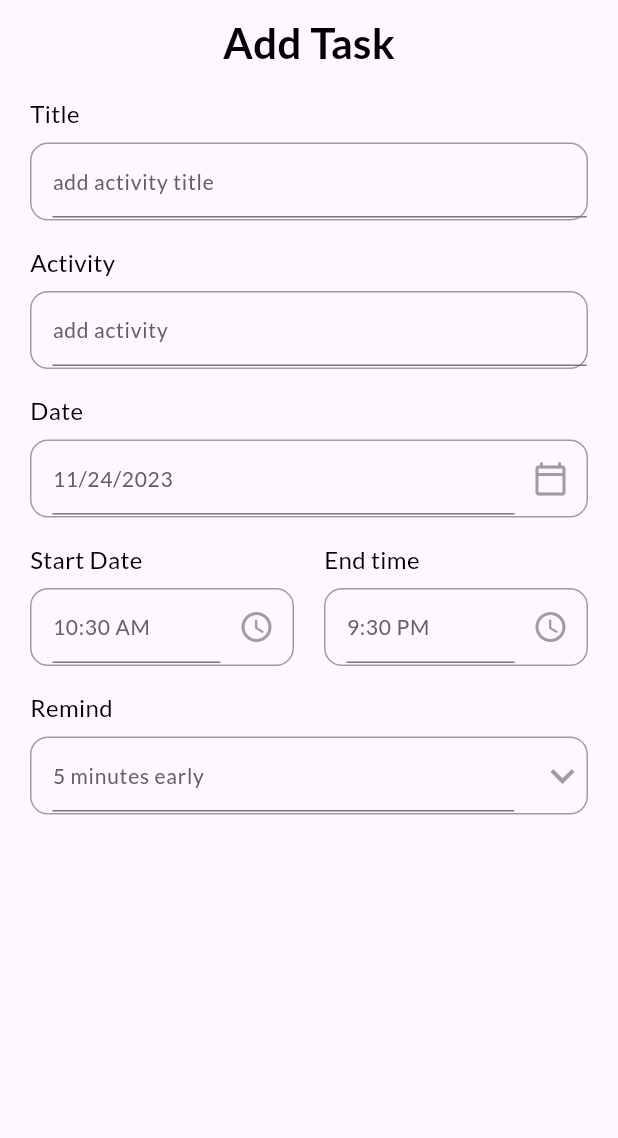
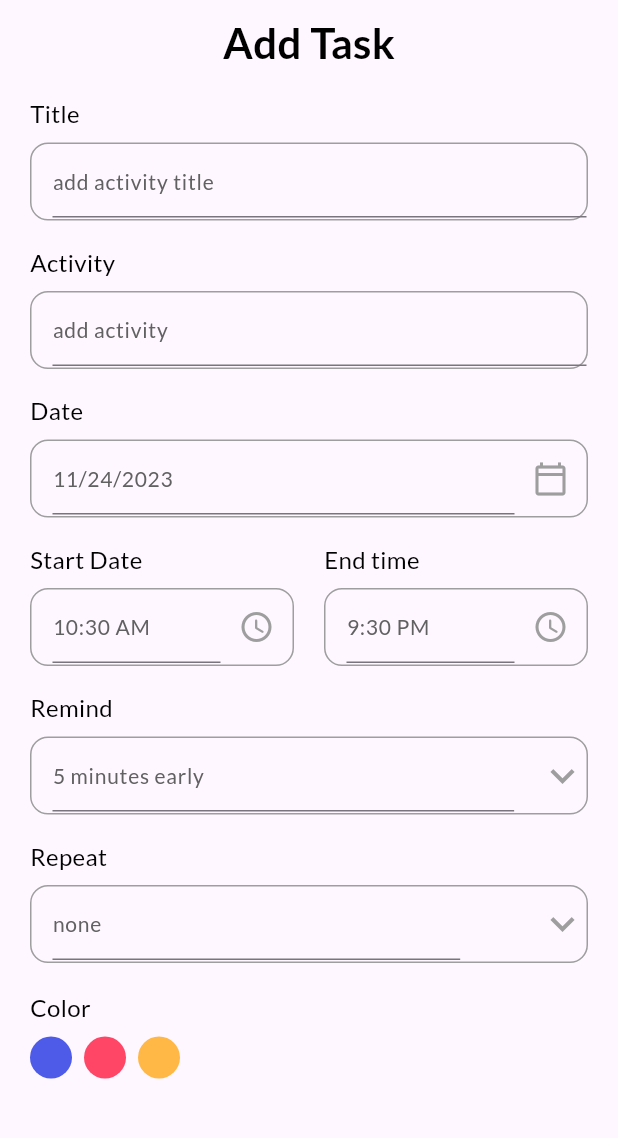
Before and after one commit to bed-phy-52-19/androidstudioflutter, a Flutter app: the AddTaskBar screen opened directly, on a phone screen of 412 x 824 dp, the part 72-1210 px from its top. Run offline on Flutter 3.47's test engine with Material 3 defaults, Android fonts, the phone set to English and light mode, and no system bars; our stand-ins replace date_picker_timeline, flutter_local_notifications, get, get_storage, google_fonts, timezone; accounts and stored records are empty.

Commit message:
color buttons added

```diff
--- a/lib/ui/add_task_bar.dart
+++ b/lib/ui/add_task_bar.dart
@@ -21,6 +21,13 @@ class _AddTaskBarState extends State<AddTaskBar> {
     10,
     15,
     20,
+  ];
+  String _selectedRepeat = "none";
+  List<String> repeatList = [
+    "None",
+    "Daily",
+    "Weekly",
+    "Monthly",
   ];
   @override
   Widget build(BuildContext context) {
@@ -94,6 +101,11 @@ class _AddTaskBarState extends State<AddTaskBar> {
                 elevation: 4,
                 style: subTitleStyle,
                 underline: Container(height: 0,),
+                onChanged: (String? newValue){
+                  setState(() {
+                    _selectedRemind = int.parse(newValue!);
+                  });
+                },
                 items: remindList.map<DropdownMenuItem<String>>((int value){
                   return DropdownMenuItem<String>(
                     value: value.toString(),
@@ -101,10 +113,62 @@ class _AddTaskBarState extends State<AddTaskBar> {
 
                   );
                 }
-                ).toList(), onChanged: (String? value) {  },
+                ).toList(),
               ),
 
               ),
+              InputField(title: "Repeat", hint: "$_selectedRepeat",
+                widget : DropdownButton(
+                  icon: Icon(Icons.keyboard_arrow_down,
+                    color: Colors.grey,
+
+                  ),
+                  iconSize: 32,
+                  elevation: 4,
+                  style: subTitleStyle,
+                  underline: Container(height: 0,),
+                  onChanged: (String? newValue){
+                    setState(() {
+                      _selectedRepeat = newValue!;
+                    });
+                  },
+                  items: repeatList.map<DropdownMenuItem<String>>((String value){
+                    return DropdownMenuItem<String>(
+                      value: value,
+                      child: Text(value, style: TextStyle(color: Colors.grey),),
+
+                    );
+                  }
+                  ).toList(),
+                ),
+
+              ),
+               SizedBox(height: 18,),
+               Row(
+                 children: [
+                   Column(
+                     crossAxisAlignment: CrossAxisAlignment.start,
+                     children: [
+                       Text("Color",
+                       style: titleStyle,
+                       ),
+                       SizedBox(height: 8.0,),
+                       Wrap(
+                         children: List<Widget>.generate(
+                             3, (int index){
+                               return Padding(
+                                 padding: const EdgeInsets.only(right: 8.0),
+                                 child: CircleAvatar(
+                                   radius: 14,
+                                   backgroundColor: index==0?primaryClr:index==1?pinkshClr:yellowshClr,
+                                 ),
+                               );
+                         }),
+                       )
+                     ],
+                   ),
+                 ],
+               ),
             ],
           ),
         ),
```
